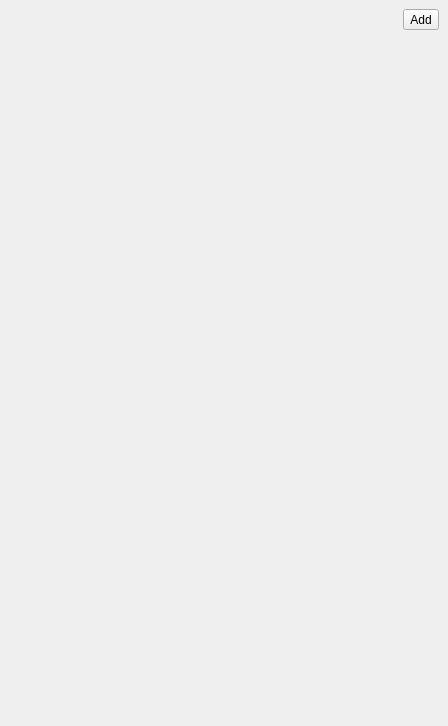
Before: the Qt Designer form src/widgets/postprocesseswidget.ui in jahshaka/Studio, drawn with Qt 5.
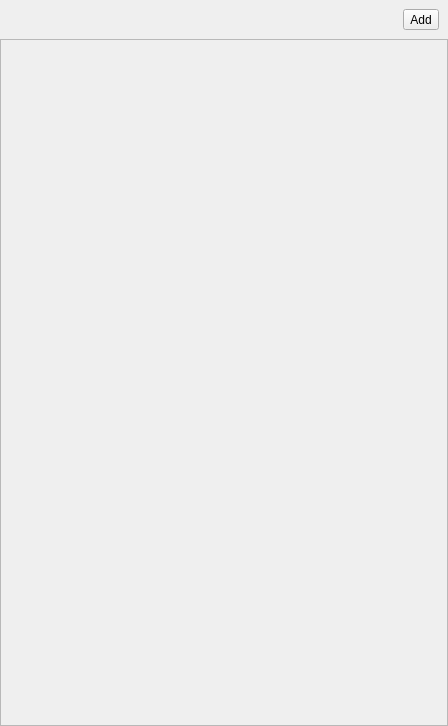
After: the same form once the commit is applied.

The edit to the form file:
```diff
--- a/src/widgets/postprocesseswidget.ui
+++ b/src/widgets/postprocesseswidget.ui
@@ -14,6 +14,9 @@
    <string>Form</string>
   </property>
   <layout class="QVBoxLayout" name="verticalLayout">
+   <property name="spacing">
+    <number>0</number>
+   </property>
    <property name="leftMargin">
     <number>0</number>
    </property>
@@ -65,7 +68,21 @@
     </widget>
    </item>
    <item>
-    <widget class="QWidget" name="content" native="true"/>
+    <widget class="QScrollArea" name="scrollArea">
+     <property name="widgetResizable">
+      <bool>true</bool>
+     </property>
+     <widget class="QWidget" name="content">
+      <property name="geometry">
+       <rect>
+        <x>0</x>
+        <y>0</y>
+        <width>446</width>
+        <height>685</height>
+       </rect>
+      </property>
+     </widget>
+    </widget>
    </item>
   </layout>
  </widget>
```
